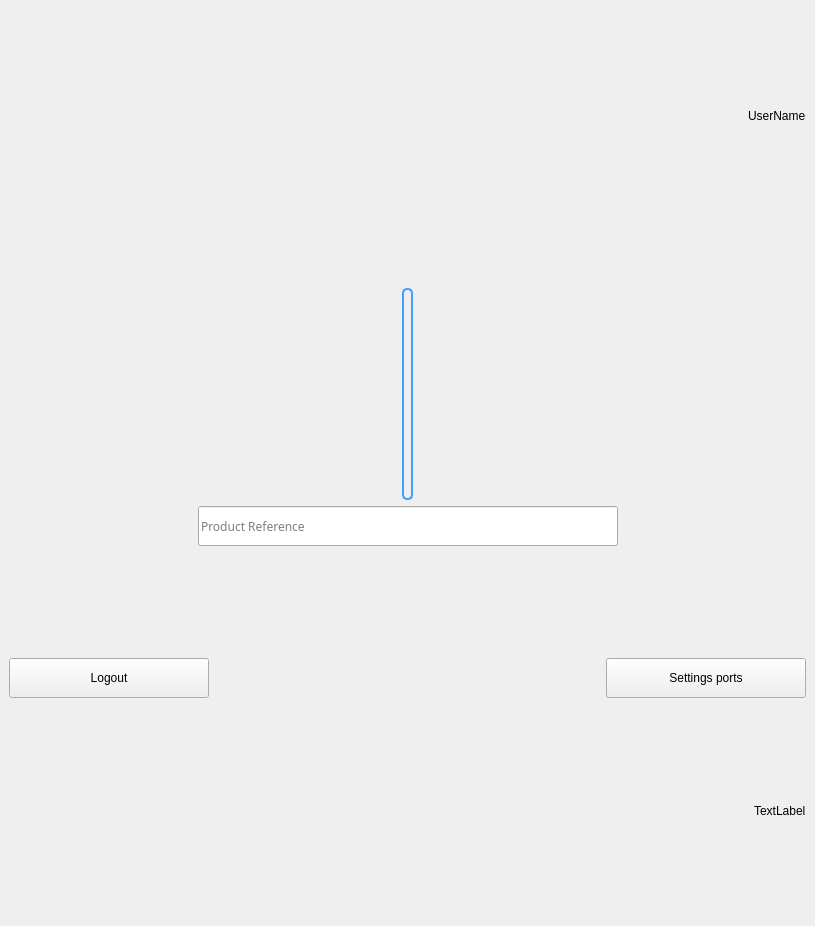
HamzaMPSY/qt_app_mts, file ui/user.ui: the form before one commit.
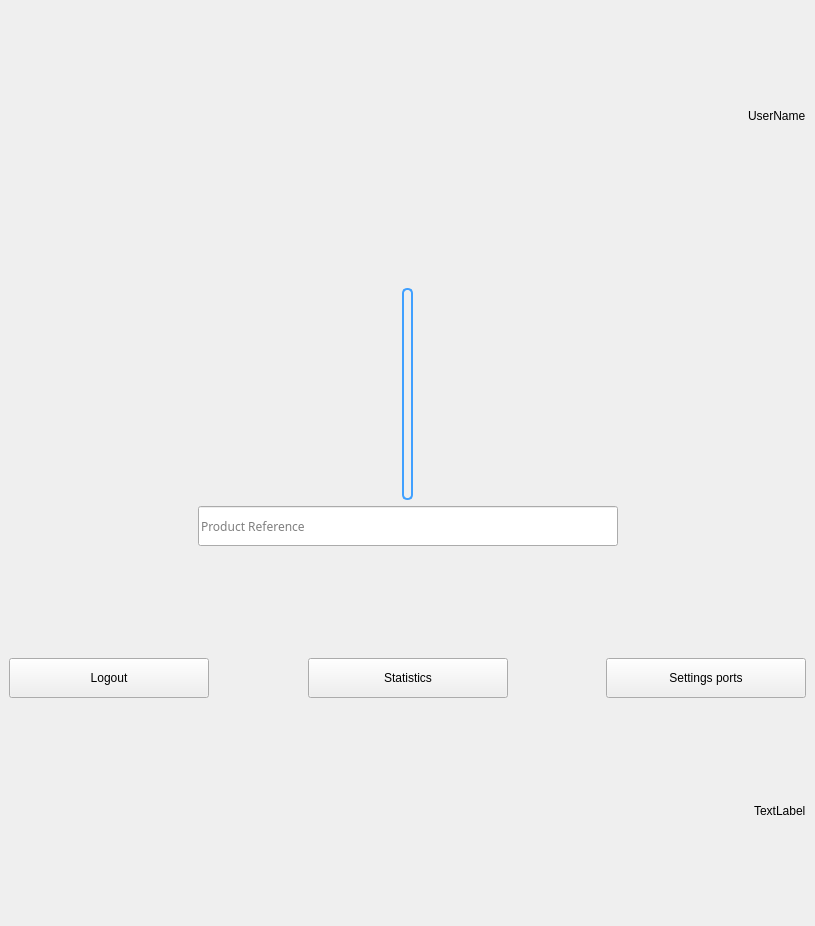
The form after the commit. Icons and pictures are not drawn.

Diff of the .ui file:
```diff
--- a/ui/user.ui
+++ b/ui/user.ui
@@ -32,6 +32,18 @@
      <layout class="QHBoxLayout" name="horizontalLayout">
       <item>
        <widget class="QLabel" name="logo1">
+        <property name="minimumSize">
+         <size>
+          <width>70</width>
+          <height>70</height>
+         </size>
+        </property>
+        <property name="maximumSize">
+         <size>
+          <width>70</width>
+          <height>70</height>
+         </size>
+        </property>
         <property name="text">
          <string/>
         </property>
@@ -45,6 +57,18 @@
       </item>
       <item>
        <widget class="QLabel" name="logo2">
+        <property name="minimumSize">
+         <size>
+          <width>70</width>
+          <height>70</height>
+         </size>
+        </property>
+        <property name="maximumSize">
+         <size>
+          <width>70</width>
+          <height>70</height>
+         </size>
+        </property>
         <property name="text">
          <string/>
         </property>
@@ -270,6 +294,32 @@
         </property>
        </widget>
       </item>
+      <item>
+       <spacer name="horizontalSpacer_2">
+        <property name="orientation">
+         <enum>Qt::Horizontal</enum>
+        </property>
+        <property name="sizeHint" stdset="0">
+         <size>
+          <width>40</width>
+          <height>20</height>
+         </size>
+        </property>
+       </spacer>
+      </item>
+      <item>
+       <widget class="QPushButton" name="stats">
+        <property name="minimumSize">
+         <size>
+          <width>200</width>
+          <height>40</height>
+         </size>
+        </property>
+        <property name="text">
+         <string>Statistics</string>
+        </property>
+       </widget>
+      </item>
       <item>
        <spacer name="horizontalSpacer_6">
         <property name="orientation">
```
Left out of the diff: 6 changed lines with no effect on the pictures.
